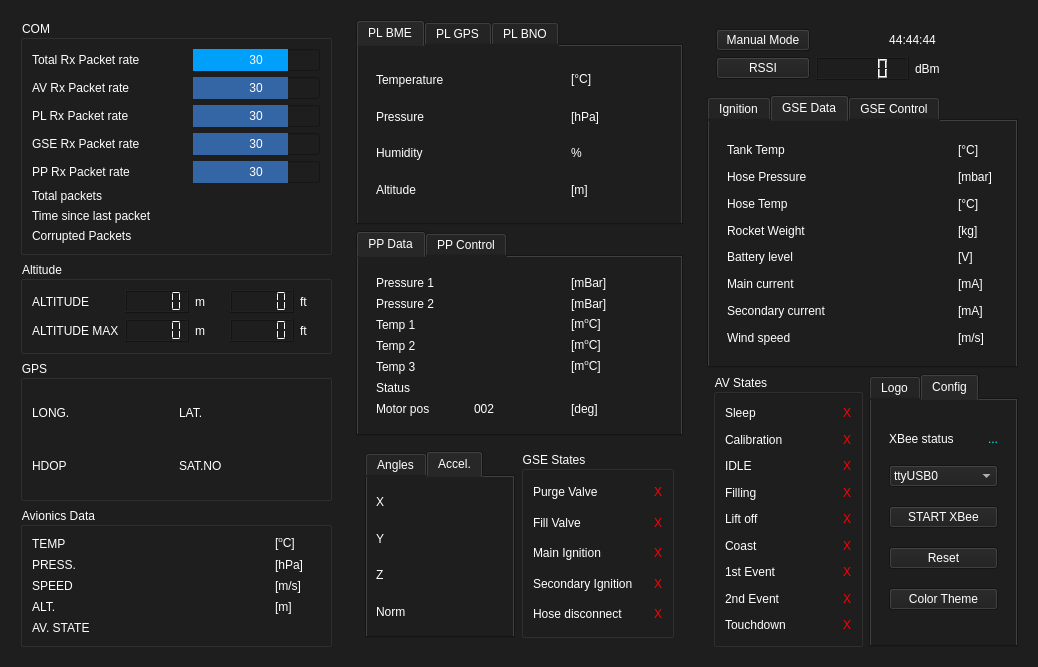
Old version of the form UI/ui_file/WasserfallenGUI.ui in the repository MorgesHAB/ERT2020GS.
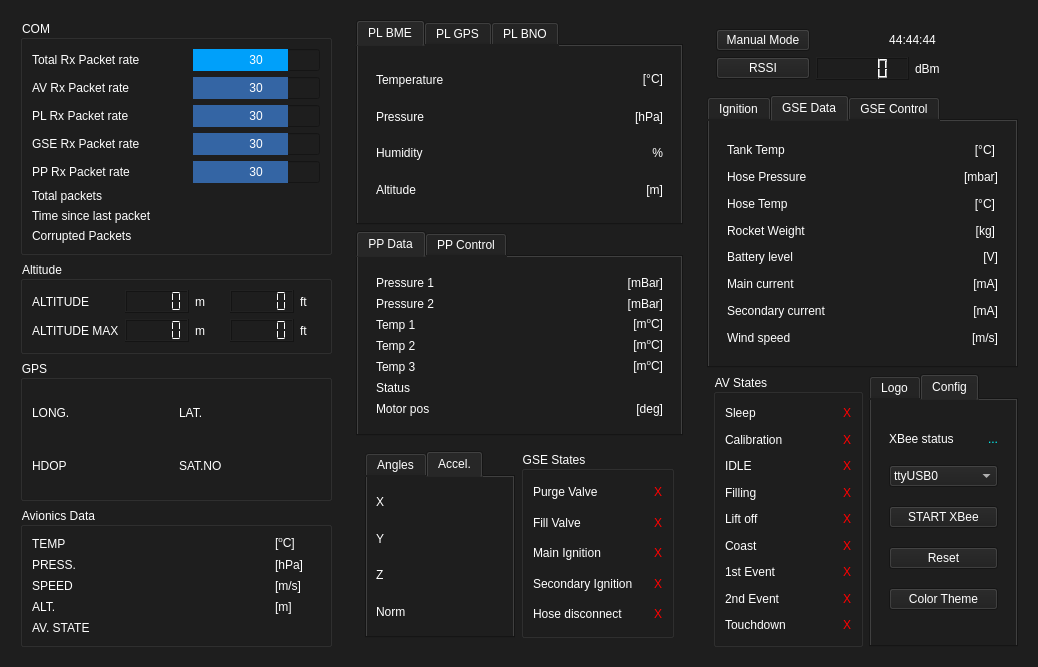
New version of the form. The open tabs and pages were chosen to show the change. Icons and pictures are not drawn.

```diff
--- a/UI/ui_file/WasserfallenGUI.ui
+++ b/UI/ui_file/WasserfallenGUI.ui
@@ -1126,6 +1126,9 @@
                <property name="text">
                 <string>&lt;html&gt;&lt;head/&gt;&lt;body&gt;&lt;p&gt;[°C]&lt;/p&gt;&lt;/body&gt;&lt;/html&gt;</string>
                </property>
+               <property name="alignment">
+                <set>Qt::AlignRight|Qt::AlignTrailing|Qt::AlignVCenter</set>
+               </property>
               </widget>
              </item>
              <item row="1" column="2">
@@ -1133,6 +1136,9 @@
                <property name="text">
                 <string>[hPa]</string>
                </property>
+               <property name="alignment">
+                <set>Qt::AlignRight|Qt::AlignTrailing|Qt::AlignVCenter</set>
+               </property>
               </widget>
              </item>
              <item row="2" column="2">
@@ -1140,6 +1146,9 @@
                <property name="text">
                 <string>%</string>
                </property>
+               <property name="alignment">
+                <set>Qt::AlignRight|Qt::AlignTrailing|Qt::AlignVCenter</set>
+               </property>
               </widget>
              </item>
              <item row="3" column="2">
@@ -1147,6 +1156,9 @@
                <property name="text">
                 <string>[m]</string>
                </property>
+               <property name="alignment">
+                <set>Qt::AlignRight|Qt::AlignTrailing|Qt::AlignVCenter</set>
+               </property>
               </widget>
              </item>
             </layout>
@@ -1478,6 +1490,9 @@
                <property name="text">
                 <string>&lt;html&gt;&lt;head/&gt;&lt;body&gt;&lt;p&gt;[m&lt;span style=&quot; vertical-align:super;&quot;&gt;o&lt;/span&gt;C]&lt;/p&gt;&lt;/body&gt;&lt;/html&gt;</string>
                </property>
+               <property name="alignment">
+                <set>Qt::AlignRight|Qt::AlignTrailing|Qt::AlignVCenter</set>
+               </property>
               </widget>
              </item>
              <item row="4" column="0">
@@ -1492,6 +1507,9 @@
                <property name="text">
                 <string>[mBar]</string>
                </property>
+               <property name="alignment">
+                <set>Qt::AlignRight|Qt::AlignTrailing|Qt::AlignVCenter</set>
+               </property>
               </widget>
              </item>
              <item row="1" column="2">
@@ -1499,6 +1517,9 @@
                <property name="text">
                 <string>[mBar]</string>
                </property>
+               <property name="alignment">
+                <set>Qt::AlignRight|Qt::AlignTrailing|Qt::AlignVCenter</set>
+               </property>
               </widget>
              </item>
              <item row="0" column="0">
@@ -1527,6 +1548,9 @@
                <property name="text">
                 <string>&lt;html&gt;&lt;head/&gt;&lt;body&gt;&lt;p&gt;[m&lt;span style=&quot; vertical-align:super;&quot;&gt;o&lt;/span&gt;C]&lt;/p&gt;&lt;/body&gt;&lt;/html&gt;</string>
                </property>
+               <property name="alignment">
+                <set>Qt::AlignRight|Qt::AlignTrailing|Qt::AlignVCenter</set>
+               </property>
               </widget>
              </item>
              <item row="4" column="1">
@@ -1541,6 +1565,9 @@
                <property name="text">
                 <string>&lt;html&gt;&lt;head/&gt;&lt;body&gt;&lt;p&gt;[m&lt;span style=&quot; vertical-align:super;&quot;&gt;o&lt;/span&gt;C]&lt;/p&gt;&lt;/body&gt;&lt;/html&gt;</string>
                </property>
+               <property name="alignment">
+                <set>Qt::AlignRight|Qt::AlignTrailing|Qt::AlignVCenter</set>
+               </property>
               </widget>
              </item>
              <item row="5" column="1">
@@ -1553,7 +1580,7 @@
              <item row="6" column="1">
               <widget class="QLabel" name="pp_motor_position_panel">
                <property name="text">
-                <string>002</string>
+                <string/>
                </property>
               </widget>
              </item>
@@ -1562,6 +1589,9 @@
                <property name="text">
                 <string>[deg]</string>
                </property>
+               <property name="alignment">
+                <set>Qt::AlignRight|Qt::AlignTrailing|Qt::AlignVCenter</set>
+               </property>
               </widget>
              </item>
             </layout>
@@ -2045,6 +2075,9 @@
                <property name="text">
                 <string>[°C]</string>
                </property>
+               <property name="alignment">
+                <set>Qt::AlignRight|Qt::AlignTrailing|Qt::AlignVCenter</set>
+               </property>
               </widget>
              </item>
              <item row="1" column="0">
@@ -2066,6 +2099,12 @@
              </item>
              <item row="1" column="2">
               <widget class="QLabel" name="hpa_panel_2">
+               <property name="minimumSize">
+                <size>
+                 <width>43</width>
+                 <height>0</height>
+                </size>
+               </property>
                <property name="maximumSize">
                 <size>
                  <width>40</width>
@@ -2075,6 +2114,9 @@
                <property name="text">
                 <string>[mbar]</string>
                </property>
+               <property name="alignment">
+                <set>Qt::AlignRight|Qt::AlignTrailing|Qt::AlignVCenter</set>
+               </property>
               </widget>
              </item>
              <item row="2" column="0">
@@ -2105,6 +2147,9 @@
                <property name="text">
                 <string>[°C]</string>
                </property>
+               <property name="alignment">
+                <set>Qt::AlignRight|Qt::AlignTrailing|Qt::AlignVCenter</set>
+               </property>
               </widget>
              </item>
              <item row="3" column="0">
@@ -2135,6 +2180,9 @@
                <property name="text">
                 <string>[kg]</string>
                </property>
+               <property name="alignment">
+                <set>Qt::AlignRight|Qt::AlignTrailing|Qt::AlignVCenter</set>
+               </property>
               </widget>
              </item>
              <item row="4" column="0">
@@ -2159,6 +2207,9 @@
                <property name="text">
                 <string>[V]</string>
                </property>
+               <property name="alignment">
+                <set>Qt::AlignRight|Qt::AlignTrailing|Qt::AlignVCenter</set>
+               </property>
               </widget>
              </item>
              <item row="5" column="0">
@@ -2183,6 +2234,9 @@
                <property name="text">
                 <string>[mA]</string>
                </property>
+               <property name="alignment">
+                <set>Qt::AlignRight|Qt::AlignTrailing|Qt::AlignVCenter</set>
+               </property>
               </widget>
              </item>
              <item row="6" column="0">
@@ -2207,6 +2261,9 @@
                <property name="text">
                 <string>[mA]</string>
                </property>
+               <property name="alignment">
+                <set>Qt::AlignRight|Qt::AlignTrailing|Qt::AlignVCenter</set>
+               </property>
               </widget>
              </item>
              <item row="7" column="0">
@@ -2231,6 +2288,9 @@
                <property name="text">
                 <string>[m/s]</string>
                </property>
+               <property name="alignment">
+                <set>Qt::AlignRight|Qt::AlignTrailing|Qt::AlignVCenter</set>
+               </property>
               </widget>
              </item>
              <item row="0" column="1">
```
Left out of the diff: 145 changed lines with no effect on the pictures.
